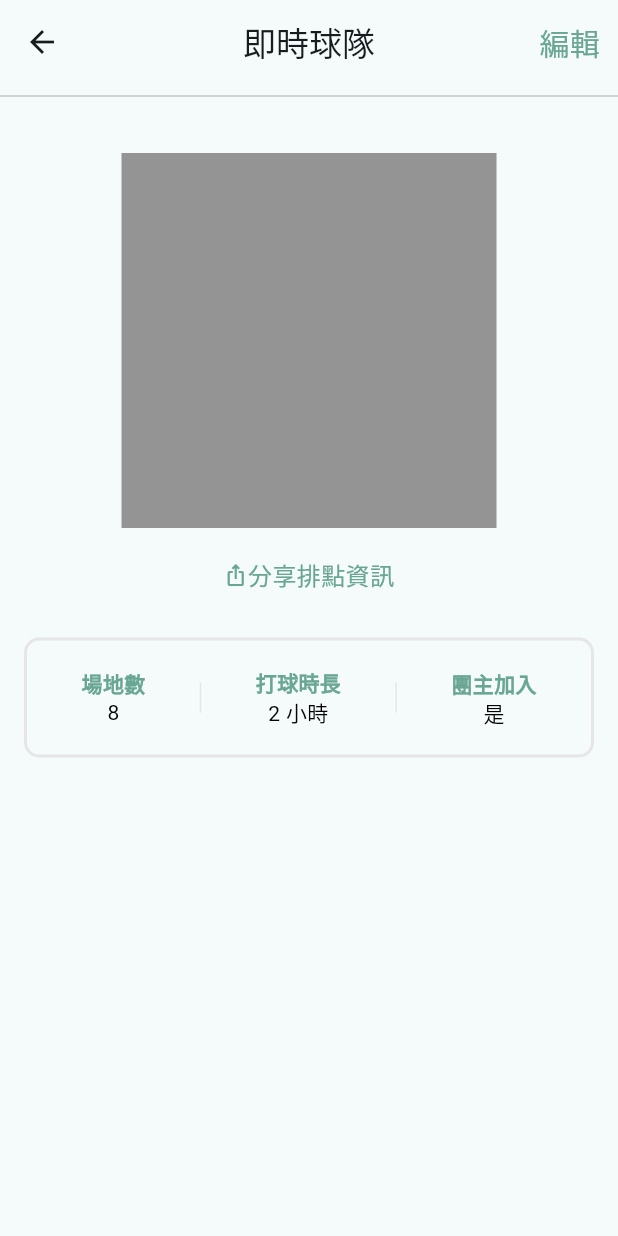
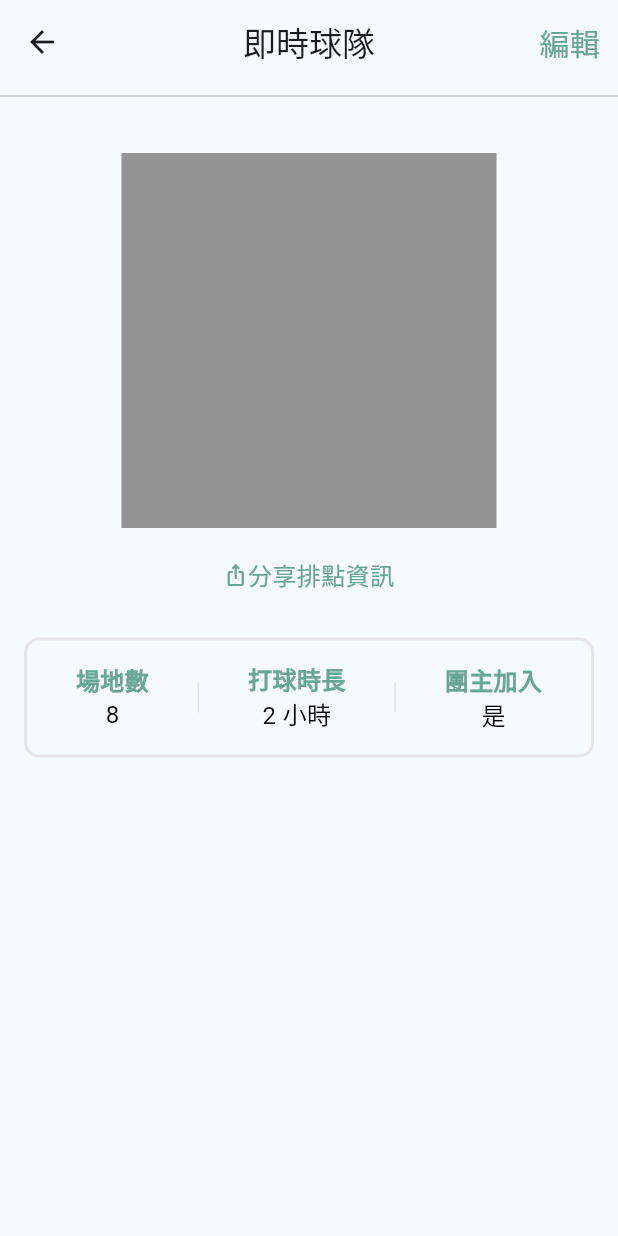
Before and after one commit to WeitingL/joinyou, a Flutter app: the CurrentTeamPage screen opened directly, on a phone screen of 412 x 824 dp. Run offline on Flutter 3.47's test engine with Material 3 defaults, Android fonts, the phone set to English and light mode, and no system bars; our stand-ins replace flutter_bloc, google_maps_flutter, image_picker; missing offline and left inert: dart:ffi.

Commit message:
[Page] Finished team info components.

```diff
--- /dev/null
+++ b/lib/ui/component/info_component.dart
@@ -0,0 +1,103 @@
+import 'package:flutter/material.dart';
+
+import '../../app_color.dart';
+
+class CardInformation extends StatelessWidget {
+  String titleLeft;
+  String titleMed;
+  String titleRight;
+  String contentLeft;
+  String contentRight;
+  String contentMed;
+
+  CardInformation({
+    super.key,
+    required this.titleLeft,
+    required this.titleMed,
+    required this.titleRight,
+    required this.contentLeft,
+    required this.contentMed,
+    required this.contentRight,
+  });
+
+  @override
+  Widget build(BuildContext context) {
+    return Container(
+      height: 80,
+      decoration: BoxDecoration(
+        borderRadius: BorderRadius.circular(10),
+        border: Border.all(color: AppColor.text_grey_E6, width: 2),
+      ),
+      child: Row(
+        mainAxisAlignment: MainAxisAlignment.spaceEvenly,
+        crossAxisAlignment: CrossAxisAlignment.center,
+        children: [
+          InfoContent(title: titleLeft, content: contentLeft),
+          Container(
+            width: 1,
+            height: 20,
+            color: AppColor.text_grey_E6,
+          ),
+          InfoContent(title: titleMed, content: contentMed),
+          Container(
+            width: 1,
+            height: 20,
+            color: AppColor.text_grey_E6,
+          ),
+          InfoContent(title: titleRight, content: contentRight)
+        ],
+      ),
+    );
+  }
+}
+
+class InfoContent extends StatelessWidget {
+  String title;
+  String content;
+
+  InfoContent({super.key, required this.title, required this.content});
+
+  @override
+  Widget build(BuildContext context) {
+    return Column(
+      mainAxisAlignment: MainAxisAlignment.center,
+      crossAxisAlignment: CrossAxisAlignment.center,
+      children: [
+        Text(title,
+            style: const TextStyle(
+                color: AppColor.title_green,
+                fontWeight: FontWeight.w600,
+                fontSize: 16)),
+        Text(content,
+            style: const TextStyle(color: AppColor.black, fontSize: 16))
+      ],
+    );
+  }
+}
+
+class IconText extends StatelessWidget {
+  String text;
+  String iconAsset;
+
+  IconText({super.key, required this.text, required this.iconAsset});
+
+  @override
+  Widget build(BuildContext context) {
+    return Row(
+      children: [
+        ImageIcon(
+            AssetImage(iconAsset),
+            color: AppColor.title_green,
+            size: 35.0
+        ),
+        const SizedBox(width: 8),
+        Text(text,
+            style: const TextStyle(
+                color: AppColor.black,
+                fontWeight: FontWeight.w500,
+                fontSize: 16
+            ))
+      ],
+    );
+  }
+}
--- a/lib/ui/current_team/current_page.dart
+++ b/lib/ui/current_team/current_page.dart
@@ -1,6 +1,8 @@
 import 'package:flutter/cupertino.dart';
 import 'package:flutter/material.dart';
 import 'package:joinyou/app_color.dart';
+
+import '../component/info_component.dart';
 
 class CurrentTeamPage extends StatefulWidget {
   @override
@@ -49,50 +51,15 @@ class _CurrentTeamPage extends State<CurrentTeamPage> {
           const SizedBox(height: 30),
           Padding(
               padding: const EdgeInsets.symmetric(horizontal: 16),
-              child: Container(
-                height: 80,
-                decoration: BoxDecoration(
-                  borderRadius: BorderRadius.circular(10),
-                  border: Border.all(color: AppColor.text_grey_E6, width: 2),
-                ),
-                child: Row(
-                  mainAxisAlignment: MainAxisAlignment.spaceEvenly,
-                  crossAxisAlignment: CrossAxisAlignment.center,
-                  children: [
-                    InfoContent(title: "場地數", content: "8"),
-                    Container(
-                      width: 1, height: 20, color: AppColor.text_grey_E6,
-                    ),
-                    InfoContent(title: "打球時長", content: "2 小時"),
-                    Container(
-                      width: 1, height: 20, color: AppColor.text_grey_E6,
-                    ),
-                    InfoContent(title: "團主加入", content: "是")
-                  ],
-                ),
-              ))
+              child: CardInformation(
+                  titleLeft: "場地數",
+                  titleMed: "打球時長",
+                  titleRight: "團主加入",
+                  contentLeft: "8",
+                  contentMed: "2 小時",
+                  contentRight: "是"))
         ],
       ),
     );
   }
 }
-
-class InfoContent extends StatelessWidget {
-  String title;
-  String content;
-
-  InfoContent({super.key, required this.title, required this.content});
-
-  @override
-  Widget build(BuildContext context) {
-    return Column(
-      mainAxisAlignment: MainAxisAlignment.center,
-      crossAxisAlignment: CrossAxisAlignment.center,
-      children: [
-        Text(title, style: const TextStyle(color: AppColor.title_green, fontWeight: FontWeight.w600)),
-        Text(content, style: const TextStyle(color: AppColor.black))
-      ],
-    );
-  }
-
-}
--- a/lib/ui/find_team/find_team_bloc.dart
+++ b/lib/ui/find_team/find_team_bloc.dart
@@ -1,4 +1,5 @@
 import 'package:flutter_bloc/flutter_bloc.dart';
+import 'package:google_maps_flutter/google_maps_flutter.dart';
 
 import '../../data/data_team.dart';
 
@@ -22,4 +23,5 @@ class TeamListCubit extends Cubit<FindTeamViewState> {
     teamList = [TeamData(), TeamData(), TeamData(), TeamData()];
     emit(FindTeamViewState(teamList));
   }
+
 }
--- a/lib/ui/find_team/find_team_page.dart
+++ b/lib/ui/find_team/find_team_page.dart
@@ -33,9 +33,9 @@ class FindTeam extends StatelessWidget {
                                   child: Column(
                                       children: state.teamList
                                           .map((e) => TeamCard(
-                                                teamData: e,
-                                                onTap: () {},
-                                              ))
+                                              teamData: e,
+                                              onTap: () {},
+                                              onShareTap: () {}))
                                           .toList())))
                         ],
                       ),
```
Also changed, not shown: lib/data/data_team.dart (+5 -2 lines), lib/ui/component/comment_component.dart (added, +82 -0 lines), lib/ui/component/loading.dart (added, +19 -0 lines), lib/ui/component/team_card.dart (+20 -9 lines), lib/ui/find_team/find_team_map.dart (+17 -4 lines), lib/ui/my_team/my_team_page.dart (+23 -4 lines), lib/ui/team_operation/team_infomation_page.dart (added, +141 -0 lines), assets/ic_info_bedminton.png (added), assets/ic_info_date.png (added), assets/ic_info_level.png (added), assets/ic_info_locate.png (added), assets/ic_info_person.png (added), assets/ic_info_place.png (added), assets/ic_info_price.png (added), 1 more files.
